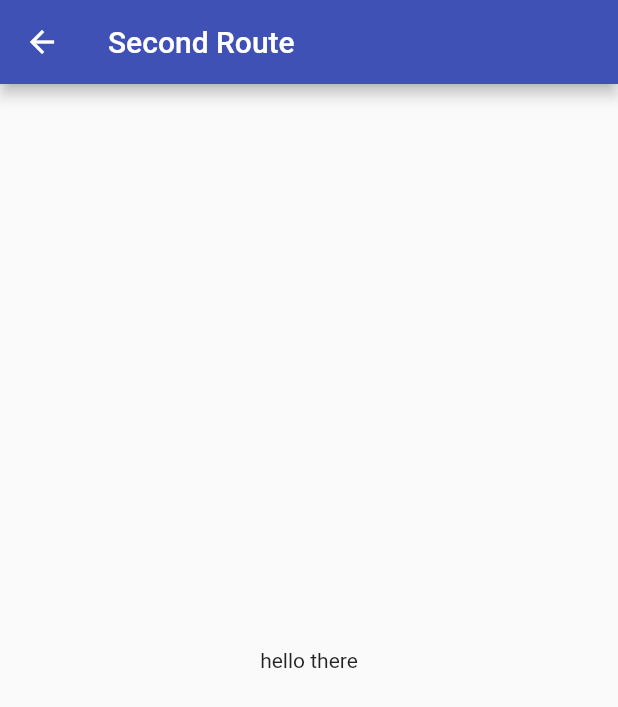
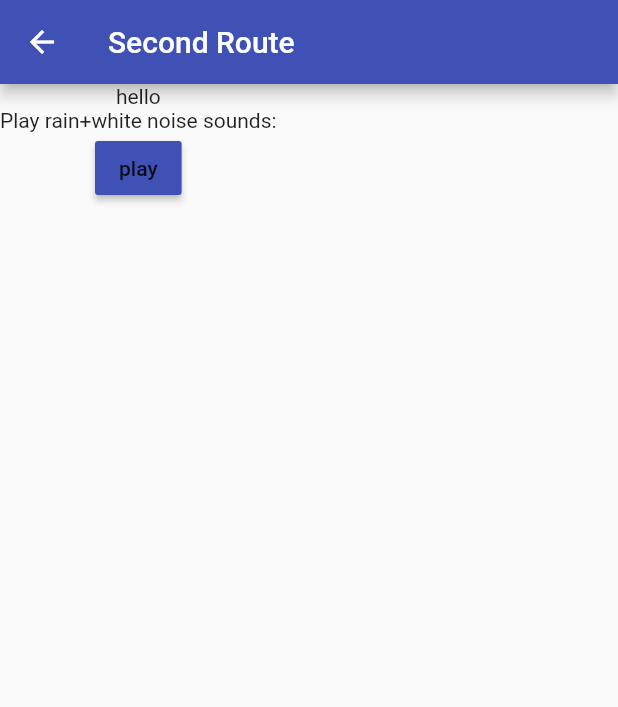
Before and after one commit to RohanGautam/snoozy, a Flutter app: the screen it shows after launch, after a tap on the "arrow forward" icon, on a phone screen of 412 x 824 dp. Shown: the top 707 px of the screen. Run offline on Flutter 3.47's test engine with Material 2 defaults, Android fonts, the phone set to English and light mode, and no system bars; our stand-ins replace audioplayers, dynamic_theme, shared_preferences.

Commit message:
added music player,still loss of state going to other page

```diff
--- a/lib/main.dart
+++ b/lib/main.dart
@@ -1,5 +1,6 @@
 import 'package:flutter/material.dart';
 import 'package:intl/intl.dart';
+import 'package:shared_preferences/shared_preferences.dart';
 import 'package:dynamic_theme/dynamic_theme.dart';
 import 'package:snoozy_app/sounds.dart';
 
@@ -19,7 +20,7 @@ class MyApp extends StatelessWidget {
           return new MaterialApp(
             title: 'Flutter Demo',
             theme: theme,
-            home: new MyHomePage(title: 'snoozy'),
+            home:MyHomePage(title: 'snoozy'),
           );
         });
   }
@@ -37,6 +38,26 @@ class _MyHomePageState extends State<MyHomePage> {
   DateTime now = DateTime.now();
   var _switchValue = false;
 
+  Future<bool> saveThemeToggleState() async {
+	final SharedPreferences prefs = await SharedPreferences.getInstance();
+  return prefs.setBool("switchValue", _switchValue) ?? false;
+  	// return prefs.setBool(_switchValue) ?? false;
+  }
+  Future<bool> getThemeToggleState() async {
+	final SharedPreferences prefs = await SharedPreferences.getInstance();
+  return prefs.getBool("switchValue") ?? false;
+  	// return prefs.setBool(_switchValue) ?? false;
+  }
+  @override
+  void initState() {
+    // TODO: implement initState
+    super.initState();
+    setState(() async{
+     _switchValue= await getThemeToggleState();
+    });
+
+  }
+
   void _refreshTime() {
     setState(() {
       now = DateTime.now();
@@ -48,6 +69,7 @@ class _MyHomePageState extends State<MyHomePage> {
       _switchValue =
           s; //switch passes current state of switch, but doesnt cahange it in UI. to do that, you have to change it yourself.
     });
+
     DynamicTheme.of(context).setBrightness(
         Theme.of(context).brightness == Brightness.dark
             ? Brightness.light
@@ -60,23 +82,23 @@ class _MyHomePageState extends State<MyHomePage> {
 
   List<DateTime> _sleepTimeLogic(DateTime now) {
     // to calculate sleep timings
-    List<DateTime> Times = [];
+    List<DateTime> times = [];
     int timeToFallAsleep = 14, _hours = 0, _mins = 0;
     // some logic to keep adding 1 and a half hours(duration of 1 full sleep cycle), and 14 minutes(avg time taken to fall asleep)
     for (int i = 1; i < 7; i++) {
       _hours = i % 2 == 0 ? _hours + 2 : _hours + 1;
       _mins = i % 2 == 0 ? 0 : 30;
-      Times.add(now
+      times.add(now
           .add(new Duration(hours: _hours, minutes: _mins + timeToFallAsleep)));
       // print("$_hours,  $_mins");
     }
 
-    return Times;
+    return times;
   }
 
   Widget sleepCard(DateTime time) {
     String currentTimeStr = DateFormat('kk:mm').format(now);
-    List<DateTime> TimesToWake = _sleepTimeLogic(time);
+    List<DateTime> timesToWake = _sleepTimeLogic(time);
     var timeStyle = TextStyle(fontSize: 40);
 
     return Container(
@@ -90,15 +112,15 @@ class _MyHomePageState extends State<MyHomePage> {
                 "If you sleep now($currentTimeStr), wake up at",
               ),
               Text(
-                "${DateFormat('kk:mm').format(TimesToWake[0])}, ${DateFormat('kk:mm').format(TimesToWake[1])}",
+                "${DateFormat('kk:mm').format(timesToWake[0])}, ${DateFormat('kk:mm').format(timesToWake[1])}",
                 style: timeStyle,
               ),
               Text(
-                " ${DateFormat('kk:mm').format(TimesToWake[2])}, ${DateFormat('kk:mm').format(TimesToWake[3])}",
+                " ${DateFormat('kk:mm').format(timesToWake[2])}, ${DateFormat('kk:mm').format(timesToWake[3])}",
                 style: timeStyle,
               ),
               Text(
-                "${DateFormat('kk:mm').format(TimesToWake[4])}, ${DateFormat('kk:mm').format(TimesToWake[5])}",
+                "${DateFormat('kk:mm').format(timesToWake[4])}, ${DateFormat('kk:mm').format(timesToWake[5])}",
                 style: timeStyle,
               ),
               Row(
@@ -119,7 +141,7 @@ class _MyHomePageState extends State<MyHomePage> {
     );
   }
 
-  Widget bottomDock(){
+  Widget bottomDock() {
     return Row(
       mainAxisAlignment: MainAxisAlignment.center,
       children: <Widget>[
@@ -127,9 +149,11 @@ class _MyHomePageState extends State<MyHomePage> {
           heroTag: "soundsNavButton",
           tooltip: "Go to new page",
           child: Icon(Icons.arrow_forward),
-          onPressed: (){
-            Navigator.push(context,
-            PageRouteBuilder(pageBuilder: (context, anim1, anim2) => Sounds()));
+          onPressed: () {
+            Navigator.push(
+                context,
+                PageRouteBuilder(
+                    pageBuilder: (context, anim1, anim2) => Sounds()));
           },
         )
       ],
--- a/lib/sounds.dart
+++ b/lib/sounds.dart
@@ -1,29 +1,66 @@
 import 'package:flutter/material.dart';
 import 'package:audioplayers/audio_cache.dart';
+import 'package:audioplayers/audioplayers.dart';
 
 
 
 class Sounds extends StatefulWidget {
-  // Sounds({Key key}) : super(key: key);
+  Sounds({Key key}) : super(key: key);
   @override
   _SoundsState createState() => _SoundsState();
 }
 
 class _SoundsState extends State<Sounds> {
-  // static AudioCache player = AudioCache();
-  // pick up from here: https://github.com/luanpotter/audioplayers/blob/master/doc/audio_cache.md
+  String playerText="play";
+  AudioPlayer playerLoopController;
+  static AudioCache player = AudioCache();
+  toggleAudio(String fileName) {
+    return () async {
+      AudioPlayer currentplayer;
+      if (playerText.toLowerCase() == "play") {
+        currentplayer = await player.loop(fileName);
+        setState(() {
+          playerText="pause";
+          playerLoopController = currentplayer;
+        });
+      }
+      else{
+        await playerLoopController.pause();
+        setState(() {
+          playerText="play";
+        });
+      }
+    };
+  }
 
+  Widget playAudioWidget() {
+    return Column(
+      children: <Widget>[
+        Text('Play rain+white noise sounds:'),
+        ButtonTheme(
+          minWidth: 48.0,
+          child: RaisedButton(
+            child: Text(playerText),
+            onPressed: toggleAudio('White-noise-rain-sound.mp3'),
+          ),
+        ),
+      ],
+    );
+  }
 
   @override
   Widget build(BuildContext context) {
     return Scaffold(
-      appBar:  AppBar(
+      appBar: AppBar(
         title: Text("Second Route"),
       ),
-      body: Center(
-        child: Text("hello there"),
+      body: Column(
+        children: <Widget>[
+          Text("hello"),
+          playAudioWidget(),
+        ],
       ),
     );
+  }
 
-  }
 }
--- a/pubspec.yaml
+++ b/pubspec.yaml
@@ -26,6 +26,7 @@ dependencies:
   intl: 0.15.7 # for date, time
   dynamic_theme: ^1.0.1 # for dynamically changing theme
   audioplayers: ^0.12.0 # to play audio
+  shared_preferences: ^0.5.0 # for local storage
 
 dev_dependencies:
   flutter_test:
@@ -42,6 +43,9 @@ flutter:
   # included with your application, so that you can use the icons in
   # the material Icons class.
   uses-material-design: true
+
+  assets:
+    - assets/White-noise-rain-sound.mp3
 
   # To add assets to your application, add an assets section, like this:
   # assets:
```
Also changed, not shown: pubspec.lock, 1 other file.
